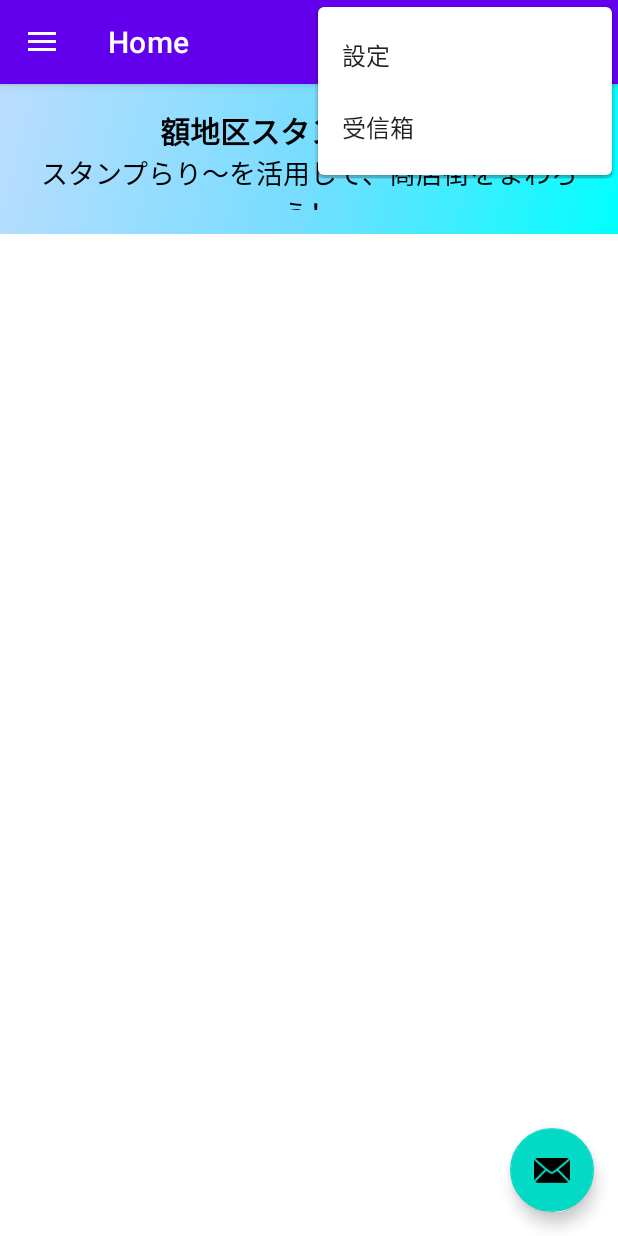
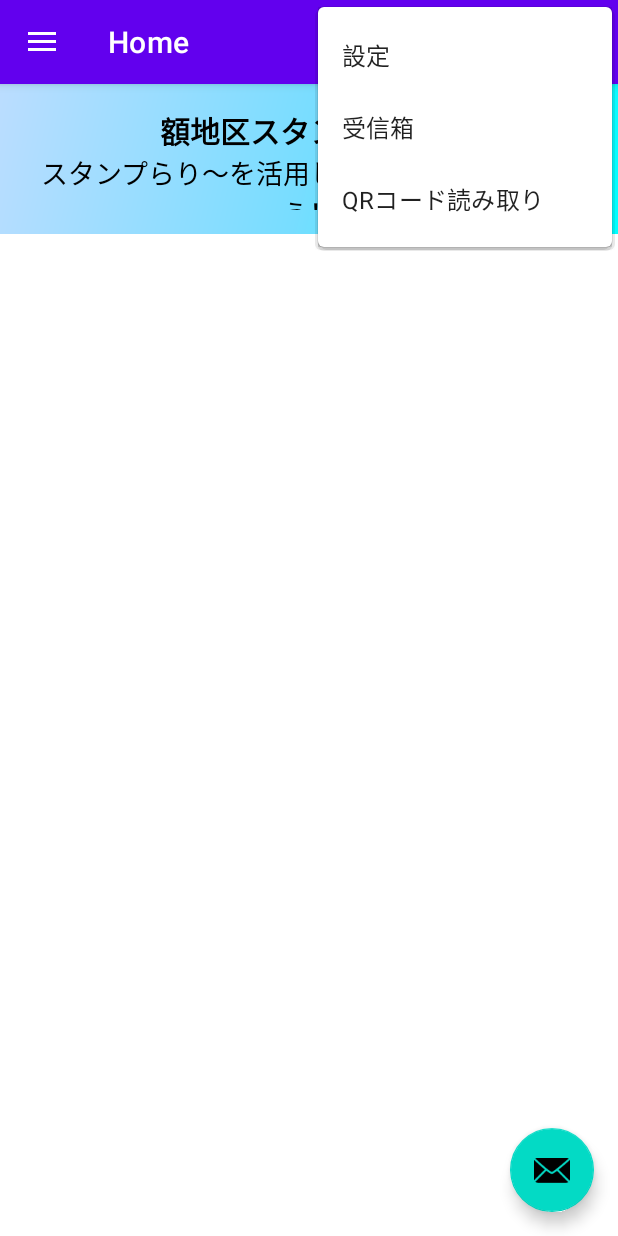
Before and after one commit to s-taku0502/nuka2024_try, an Android app: the screen it shows after launch (MainActivity), with the options menu open, on a phone screen of 412 x 824 dp. Run offline under Robolectric (Android 15) with nearby library versions, the phone set to English and light mode, and no system bars; our stand-ins replace navigation-ui.

Commit message:
・ホーム画面上部に表示されていた引用文の削除 ・ナビゲーションの変更（スタンプ・ショップ・クーポン一覧の追加） ・各ページの文章の設定

```diff
--- a/app/src/main/java/com/example/nuka2024_try/ui/home/HomeFragment.kt
+++ b/app/src/main/java/com/example/nuka2024_try/ui/home/HomeFragment.kt
@@ -81,6 +81,8 @@ class HomeFragment : Fragment() {
         super.onDestroyView()
         _binding = null
     }
+
+
 }
 /*
 class home_image{
--- a/app/src/main/res/menu/main.xml
+++ b/app/src/main/res/menu/main.xml
@@ -11,4 +11,22 @@
         android:orderInCategory="100"
         android:title="@string/action_mail"
         app:showAsAction="never" />
+    <item
+        android:id="@+id/action_scan"
+        android:orderInCategory="100"
+        android:title="@string/action_scan"
+        app:showAsAction="never" />
+
+
+    <!--
+    <Button
+        android:id="@+id/qr_button"
+        android:layout_width="wrap_content"
+        android:layout_height="wrap_content"
+        android:text="QRカメラ起動"
+        app:layout_constraintBottom_toBottomOf="parent"
+        app:layout_constraintEnd_toEndOf="parent"
+        app:layout_constraintStart_toStartOf="parent"
+        app:layout_constraintTop_toTopOf="parent"
+        /> -->
 </menu>
--- a/app/src/main/res/values/strings.xml
+++ b/app/src/main/res/values/strings.xml
@@ -8,8 +8,13 @@
     <string name="action_settings">設定</string>
     <string name="action_mail">受信箱</string>
     <string name="action_ToHome">ホームへ移動する</string>
+    <string name="action_scan">QRコード読み取り</string>
 
     <string name="menu_home">Home</string>
     <string name="menu_gallery">Gallery</string>
     <string name="menu_slideshow">Slideshow</string>
+    <string name="menu_stamps">Stamps</string>
+    <string name="menu_stores">Stores</string>
+    <string name="menu_coupons">coupons</string>
+
 </resources>
```
Also changed, not shown: app/src/main/java/com/example/nuka2024_try/ui/qr_scanner/QR_Scanner_Main.kt (renamed from app/src/main/java/com/example/nuka2024_try/ui/qr_scanner/QR_Scanner.kt, +4 -3 lines), app/src/main/res/layout/activity_qrscanner.xml (+30 -0 lines), app/src/main/res/layout/home_under.xml (added, +14 -0 lines).
